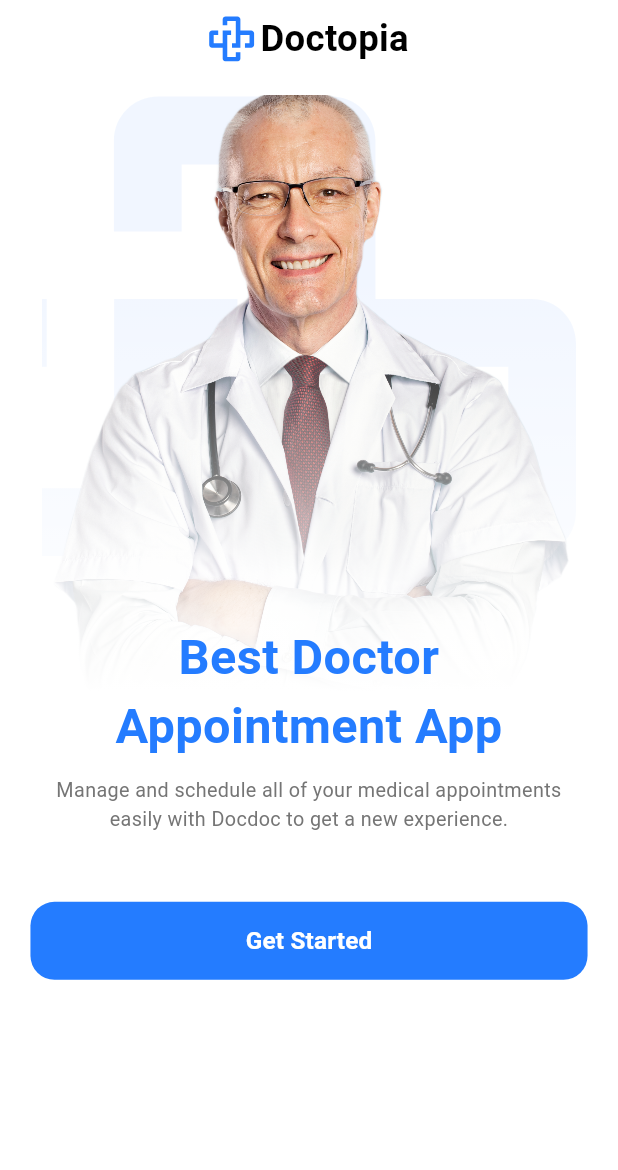
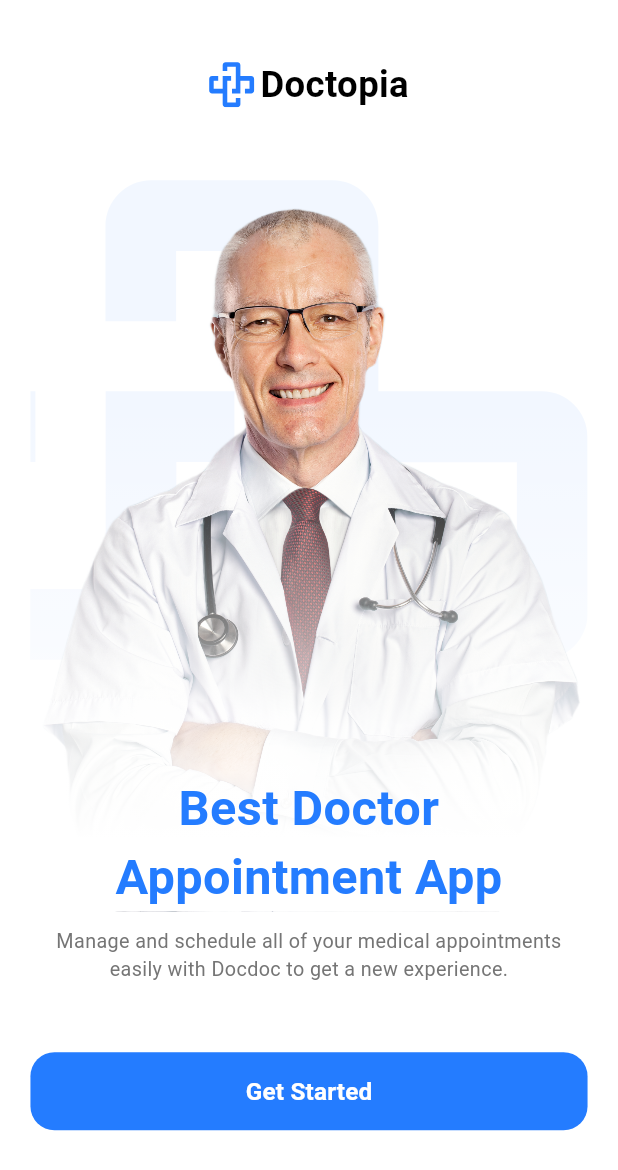
Before and after one commit to Allam-dev/doctopia, a Flutter app: the screen it shows after launch, on a phone screen of 412 x 824 dp. Shown: the top 1170 px of the screen. Run offline on Flutter 3.47's test engine with Material 3 defaults, Android fonts, the light colour scheme and no system bars; our stand-ins replace flutter_screenutil, flutter_svg.

Commit message:
update spacing

```diff
--- a/lib/features/onboarding/onboarding_screen.dart
+++ b/lib/features/onboarding/onboarding_screen.dart
@@ -17,6 +17,7 @@ class OnboardingScreen extends StatelessWidget {
           child: SafeArea(
             child: Column(
               children: [
+                SizedBox(height: 30.h),
                 const LogoAndName(),
                 SizedBox(height: 20.h),
                 const DoctorImageAndText(),
--- a/lib/features/onboarding/widgets/doctor_image_and_text.dart
+++ b/lib/features/onboarding/widgets/doctor_image_and_text.dart
@@ -1,6 +1,8 @@
 import 'package:doctopia/core/ui/assets/assets.gen.dart';
 import 'package:doctopia/core/ui/theming/text_styles.dart';
 import 'package:flutter/material.dart';
+import 'package:flutter/widgets.dart';
+import 'package:flutter_screenutil/flutter_screenutil.dart';
 
 class DoctorImageAndText extends StatelessWidget {
   const DoctorImageAndText({super.key});
@@ -9,7 +11,7 @@ class DoctorImageAndText extends StatelessWidget {
   Widget build(BuildContext context) {
     return Stack(
       children: [
-        Assets.images.logoWithLowOpacity.svg(),
+        Assets.images.logoWithLowOpacity.svg(width: ScreenUtil().screenWidth),
         Positioned(
           right: 0,
           bottom: 0,
```
